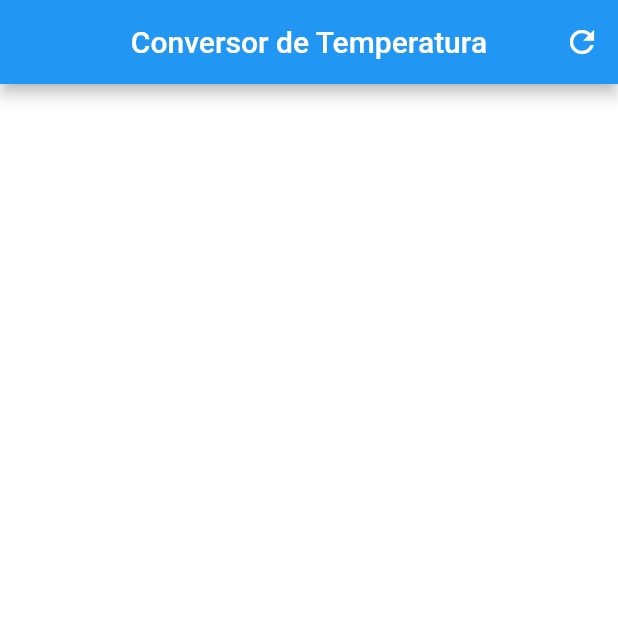
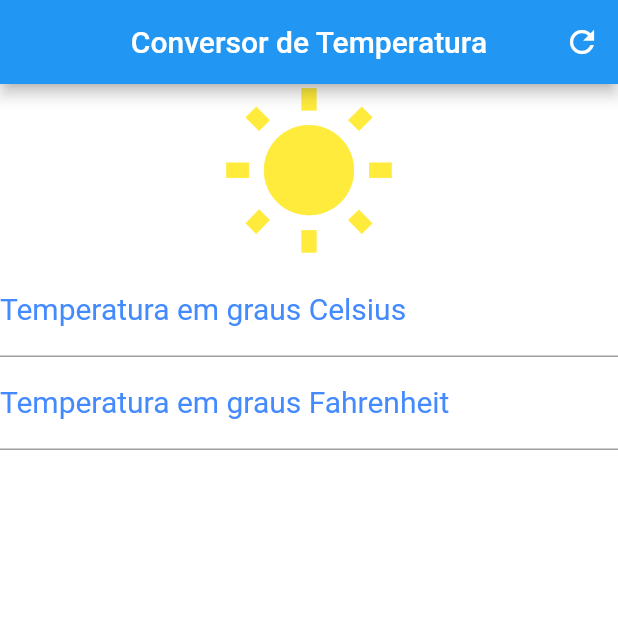
Before and after one commit to faugustus17/conversor_temperatura, a Flutter app: the screen it shows after launch, on a phone screen of 412 x 824 dp, the top half of it. Run offline on Flutter 3.47's test engine with Material 2 defaults, Android fonts, the phone set to English and light mode, and no system bars.

Commit message:
Alteração de Estilo adicionada

```diff
--- a/lib/main.dart
+++ b/lib/main.dart
@@ -23,10 +23,33 @@ class _HomeState extends State<Home> {
       ],
     );
 
+    Icon icon = Icon(Icons.wb_sunny, size: 120, color: Colors.yellow,);
+    TextStyle styleDecoration = TextStyle(color: Colors.blueAccent, fontSize: 20);
+    TextStyle styleField = TextStyle(color: Colors.blueAccent);
+
+    TextField tempCelsius = TextField(
+      keyboardType: TextInputType.number,
+      decoration: InputDecoration(
+          labelText: "Temperatura em graus Celsius",
+          labelStyle: styleDecoration,
+      ),
+      textAlign: TextAlign.center,
+      style: styleField,
+    );
+    TextField tempFahrenheit = TextField(
+      keyboardType: TextInputType.number,
+      decoration: InputDecoration(
+          labelText: "Temperatura em graus Fahrenheit",
+          labelStyle: styleDecoration,
+      ),
+      textAlign: TextAlign.center,
+      style: styleField,
+    );
+
     Column column = Column(
       crossAxisAlignment: CrossAxisAlignment.stretch,
         children: <Widget>[
-
+          icon, tempCelsius, tempFahrenheit,
         ],
     );
 
```
